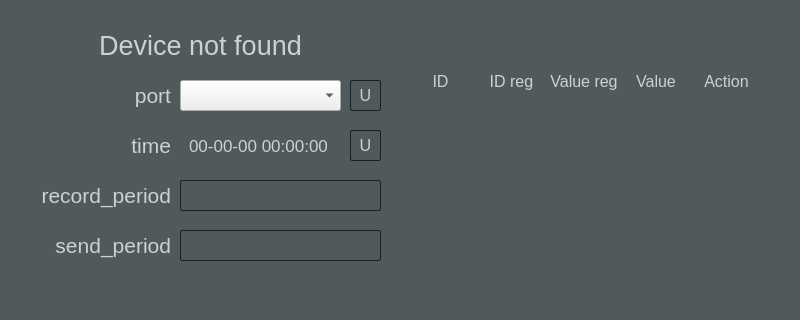
The window that mainwindow.ui (DrDeLaBill/logger) describes before a commit, drawn with Qt 5; both pictures show x 0 to 800 and y 0 to 320 of the 800 by 505 pixel window.
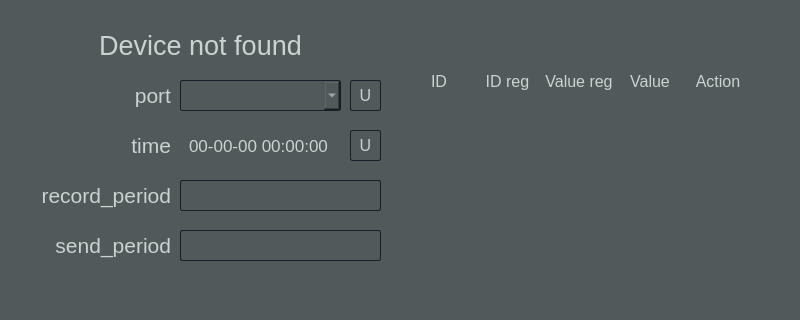
The same window after the commit.

Diff of the .ui file:
```diff
--- a/mainwindow.ui
+++ b/mainwindow.ui
@@ -99,6 +99,19 @@
 
 QPushButton::hover {
 	background-color: #424949;
+}
+
+QComboBox {
+	padding: 2px;
+	border: 1px solid #17202a;
+	border-radius: 2px;
+	background-color: #515a5a;
+	font-size: 10px;
+	color: #ccd1d1;
+}
+
+QComboBox::hover {
+	background-color: #424949;
 }</string>
    </property>
    <widget class="QWidget" name="horizontalLayoutWidget">
@@ -468,7 +481,7 @@
           <rect>
            <x>9</x>
            <y>-1</y>
-           <width>351</width>
+           <width>341</width>
            <height>44</height>
           </rect>
          </property>
```
